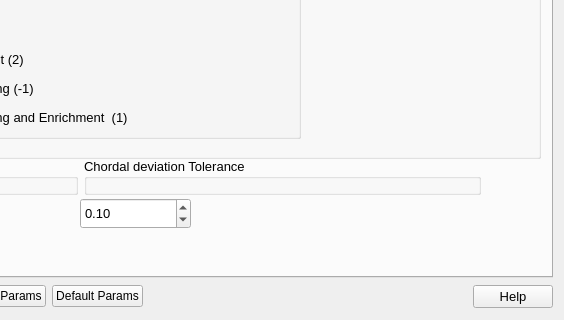
The window that src/Tools/YamsPlug/YamsPlugDialog.ui (SalomePlatform/smesh) describes before a commit, drawn with Qt 5; both pictures show x 363 to 927 and y 380 to 700 of the 927 by 700 pixel window.
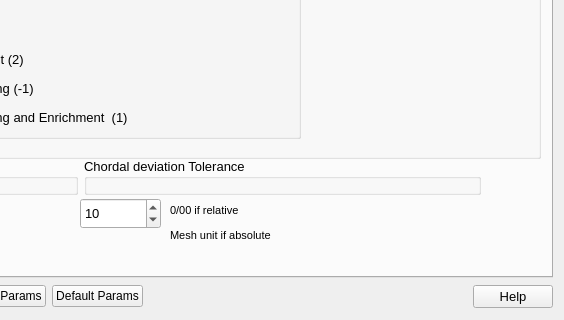
The same window after the commit. Icons and pictures are not drawn.

Commit message: Changes by Pascale Noyret in YamsPlug.ui (initially not commited)

```diff
--- a/src/Tools/YamsPlug/YamsPlugDialog.ui
+++ b/src/Tools/YamsPlug/YamsPlugDialog.ui
@@ -427,7 +427,7 @@
         <rect>
          <x>430</x>
          <y>540</y>
-         <width>111</width>
+         <width>81</width>
          <height>31</height>
         </rect>
        </property>
@@ -440,21 +440,25 @@
         <bool>true</bool>
        </property>
        <property name="toolTip">
-        <string>If the Units parameter is relative epsilon max correspond to 0.0001x s x tolerance parameter where s is the size of the bounding box of the domain.
-If the Units parameter is absolute, the tolerance parameter is expressed in model units :
-if P=2 and point coordinaters are givin in millimetre, it menas that the maximal chordal deviation is 2 mm </string>
+        <string>&lt;html&gt;&lt;head/&gt;&lt;body&gt;&lt;p&gt;If the Units parameter is relative, epsilon max corresponds to 0.001x s x tolerance parameter where s is the size of the bounding box of the domain.&lt;/p&gt;&lt;p&gt;If the Units parameter (P) is absolute, the tolerance parameter is expressed in model units :&lt;/p&gt;&lt;p&gt;if P=2 and point coordinates are given in millimetre, it means that the maximal chordal deviation is 2 mm &lt;/p&gt;&lt;/body&gt;&lt;/html&gt;</string>
+       </property>
+       <property name="decimals">
+        <number>0</number>
+       </property>
+       <property name="minimum">
+        <double>1.000000000000000</double>
        </property>
        <property name="maximum">
-        <double>100000.000000000000000</double>
+        <double>1000.000000000000000</double>
        </property>
        <property name="singleStep">
         <double>1.000000000000000</double>
        </property>
        <property name="value">
-        <double>0.100000000000000</double>
+        <double>10.000000000000000</double>
        </property>
       </widget>
-      <widget class="QWidget" name="">
+      <widget class="QWidget" name="layoutWidget">
        <property name="geometry">
         <rect>
          <x>30</x>
@@ -508,7 +512,7 @@
         </item>
        </layout>
       </widget>
-      <widget class="QWidget" name="">
+      <widget class="QWidget" name="layoutWidget">
        <property name="geometry">
         <rect>
          <x>60</x>
@@ -546,8 +550,21 @@
         </item>
        </layout>
       </widget>
-      <zorder>GBUnit</zorder>
-      <zorder>GBTolerance_2</zorder>
+      <widget class="QLabel" name="label_11">
+       <property name="geometry">
+        <rect>
+         <x>520</x>
+         <y>540</y>
+         <width>301</width>
+         <height>51</height>
+        </rect>
+       </property>
+       <property name="text">
+        <string>&lt;html&gt;&lt;head/&gt;&lt;body&gt;&lt;p&gt;&lt;span style=&quot; font-size:8pt;&quot;&gt;0/00 if relative&lt;/span&gt;&lt;/p&gt;&lt;p&gt;&lt;span style=&quot; font-size:8pt;&quot;&gt;Mesh unit if absolute&lt;/span&gt;&lt;/p&gt;&lt;/body&gt;&lt;/html&gt;</string>
+       </property>
+      </widget>
+      <zorder>layoutWidget</zorder>
+      <zorder>layoutWidget</zorder>
       <zorder>groupBox</zorder>
       <zorder>GBOptim</zorder>
       <zorder>SP_Tolerance</zorder>
```
Left out of the diff: 7 changed lines with no effect on the pictures.
